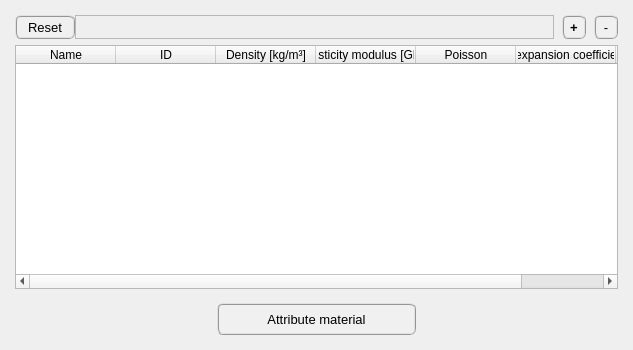
open-pulse/OpenPulse, file pulse/interface/ui_files/model/setup/general/material_input_widget.ui: the form before one commit.
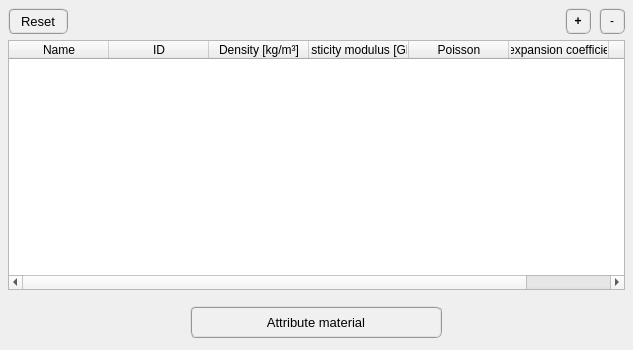
The form after the commit.

What changed in the file:
```diff
--- a/pulse/interface/ui_files/model/setup/general/material_input_widget.ui
+++ b/pulse/interface/ui_files/model/setup/general/material_input_widget.ui
@@ -14,8 +14,29 @@
    <string>Form</string>
   </property>
   <layout class="QGridLayout" name="gridLayout_4">
+   <property name="leftMargin">
+    <number>4</number>
+   </property>
+   <property name="topMargin">
+    <number>4</number>
+   </property>
+   <property name="rightMargin">
+    <number>4</number>
+   </property>
+   <property name="bottomMargin">
+    <number>4</number>
+   </property>
+   <property name="spacing">
+    <number>4</number>
+   </property>
    <item row="1" column="0">
     <widget class="QFrame" name="frame_3">
+     <property name="minimumSize">
+      <size>
+       <width>0</width>
+       <height>48</height>
+      </size>
+     </property>
      <property name="frameShape">
       <enum>QFrame::NoFrame</enum>
      </property>
@@ -39,16 +60,6 @@
        <number>4</number>
       </property>
       <item row="0" column="0">
-       <widget class="QFrame" name="frame_4">
-        <property name="frameShape">
-         <enum>QFrame::NoFrame</enum>
-        </property>
-        <property name="frameShadow">
-         <enum>QFrame::Raised</enum>
-        </property>
-       </widget>
-      </item>
-      <item row="0" column="1">
        <widget class="QPushButton" name="pushButton_attribute_material">
         <property name="minimumSize">
          <size>
@@ -66,7 +77,7 @@
          <font>
           <family>MS Shell Dlg 2</family>
           <pointsize>10</pointsize>
-          <weight>9</weight>
+          <weight>50</weight>
           <italic>false</italic>
           <bold>false</bold>
          </font>
@@ -75,25 +86,15 @@
          <string>&lt;html&gt;&lt;head/&gt;&lt;body&gt;&lt;p&gt;Confirm material attribution&lt;/p&gt;&lt;/body&gt;&lt;/html&gt;</string>
         </property>
         <property name="styleSheet">
-         <string notr="true">QPushButton{border-radius: 6px; border-color: rgb(150, 150, 150); border-style: ridge; border-width: 2px; color: rgb(0, 0, 0); background-color: rgb(240, 240, 240); font: 75 10pt &quot;MS Shell Dlg 2&quot;}
-QPushButton:hover{border-radius: 6px; border-color: rgb(0, 170, 255); border-style: ridge; border-width: 2px; color: rgb(0, 0, 0); background-color: rgba(174, 213, 255, 100); font: 75 10pt &quot;MS Shell Dlg 2&quot;}
-QPushButton:pressed{border-radius: 6px; border-color: rgb(0, 170, 255); border-style: ridge; border-width: 3px; color: rgb(0, 0, 0); background-color: rgb(174, 213, 255); font: 75 10pt &quot;MS Shell Dlg 2&quot;}</string>
+         <string notr="true">QPushButton{border-radius: 6px; border-color: rgb(150, 150, 150); border-style: ridge; border-width: 2px; color: rgb(0, 0, 0); background-color: rgb(240, 240, 240)}
+QPushButton:hover{border-radius: 6px; border-color: rgb(0, 170, 255); border-style: ridge; border-width: 2px; color: rgb(0, 0, 0); background-color: rgba(174, 213, 255, 100)}
+QPushButton:pressed{border-radius: 6px; border-color: rgb(0, 170, 255); border-style: ridge; border-width: 2px; color: rgb(0, 0, 0); background-color: rgb(174, 213, 255)}</string>
         </property>
         <property name="text">
          <string>Attribute material</string>
         </property>
        </widget>
       </item>
-      <item row="0" column="2">
-       <widget class="QFrame" name="frame_5">
-        <property name="frameShape">
-         <enum>QFrame::NoFrame</enum>
-        </property>
-        <property name="frameShadow">
-         <enum>QFrame::Raised</enum>
-        </property>
-       </widget>
-      </item>
      </layout>
     </widget>
    </item>
@@ -203,20 +204,20 @@
           <widget class="QPushButton" name="pushButton_remove_row">
            <property name="minimumSize">
             <size>
-             <width>24</width>
-             <height>24</height>
+             <width>26</width>
+             <height>26</height>
             </size>
            </property>
            <property name="maximumSize">
             <size>
-             <width>24</width>
-             <height>24</height>
+             <width>26</width>
+             <height>26</height>
             </size>
            </property>
            <property name="font">
             <font>
              <family>MS Shell Dlg 2</family>
-             <pointsize>10</pointsize>
+             <pointsize>9</pointsize>
              <weight>9</weight>
              <italic>false</italic>
              <bold>false</bold>
@@ -226,9 +227,9 @@
             <string>&lt;html&gt;&lt;head/&gt;&lt;body&gt;&lt;p&gt;&lt;span style=&quot; font-weight:400;&quot;&gt;Remove selected row&lt;/span&gt;&lt;/p&gt;&lt;/body&gt;&lt;/html&gt;</string>
            </property>
            <property name="styleSheet">
-            <string notr="true">QPushButton{border-radius: 6px; border-color: rgb(150, 150, 150); border-style: ridge; border-width: 2px; color: rgb(0, 0, 0); background-color: rgb(240, 240, 240); font: 75 10pt &quot;MS Shell Dlg 2&quot;}
-QPushButton:hover{border-radius: 6px; border-color: rgb(0, 170, 255); border-style: ridge; border-width: 2px; color: rgb(0, 0, 0); background-color: rgba(174, 213, 255, 100); font: 75 10pt &quot;MS Shell Dlg 2&quot;}
-QPushButton:pressed{border-radius: 6px; border-color: rgb(0, 170, 255); border-style: ridge; border-width: 3px; color: rgb(0, 0, 0); background-color: rgb(174, 213, 255); font: 75 10pt &quot;MS Shell Dlg 2&quot;}</string>
+            <string notr="true">QPushButton{border-radius: 6px; border-color: rgb(150, 150, 150); border-style: ridge; border-width: 2px; color: rgb(0, 0, 0); background-color: rgb(240, 240, 240)}
+QPushButton:hover{border-radius: 6px; border-color: rgb(0, 170, 255); border-style: ridge; border-width: 2px; color: rgb(0, 0, 0); background-color: rgba(174, 213, 255, 100)}
+QPushButton:pressed{border-radius: 6px; border-color: rgb(0, 170, 255); border-style: ridge; border-width: 2px; color: rgb(0, 0, 0); background-color: rgb(174, 213, 255)}</string>
            </property>
            <property name="text">
             <string>-</string>
@@ -239,20 +240,20 @@
           <widget class="QPushButton" name="pushButton_add_row">
            <property name="minimumSize">
             <size>
-             <width>24</width>
-             <height>24</height>
+             <width>26</width>
+             <height>26</height>
             </size>
            </property>
            <property name="maximumSize">
             <size>
-             <width>24</width>
-             <height>24</height>
+             <width>26</width>
+             <height>26</height>
             </size>
            </property>
            <property name="font">
             <font>
              <family>MS Shell Dlg 2</family>
-             <pointsize>10</pointsize>
+             <pointsize>9</pointsize>
              <weight>75</weight>
              <italic>false</italic>
              <bold>true</bold>
@@ -262,9 +263,9 @@
             <string>&lt;html&gt;&lt;head/&gt;&lt;body&gt;&lt;p&gt;&lt;span style=&quot; font-weight:400;&quot;&gt;Add row&lt;/span&gt;&lt;/p&gt;&lt;/body&gt;&lt;/html&gt;</string>
            </property>
            <property name="styleSheet">
-            <string notr="true">QPushButton{border-radius: 6px; border-color: rgb(150, 150, 150); border-style: ridge; border-width: 2px; color: rgb(0, 0, 0); background-color: rgb(240, 240, 240); font: 75 bold 10pt &quot;MS Shell Dlg 2&quot;}
-QPushButton:hover{border-radius: 6px; border-color: rgb(0, 170, 255); border-style: ridge; border-width: 2px; color: rgb(0, 0, 0); background-color: rgba(174, 213, 255, 100); font: 75 bold 10pt &quot;MS Shell Dlg 2&quot;}
-QPushButton:pressed{border-radius: 6px; border-color: rgb(0, 170, 255); border-style: ridge; border-width: 3px; color: rgb(0, 0, 0); background-color: rgb(174, 213, 255); font: 75 bold 10pt &quot;MS Shell Dlg 2&quot;}</string>
+            <string notr="true">QPushButton{border-radius: 6px; border-color: rgb(150, 150, 150); border-style: ridge; border-width: 2px; color: rgb(0, 0, 0); background-color: rgb(240, 240, 240)}
+QPushButton:hover{border-radius: 6px; border-color: rgb(0, 170, 255); border-style: ridge; border-width: 2px; color: rgb(0, 0, 0); background-color: rgba(174, 213, 255, 100)}
+QPushButton:pressed{border-radius: 6px; border-color: rgb(0, 170, 255); border-style: ridge; border-width: 2px; color: rgb(0, 0, 0); background-color: rgb(174, 213, 255)}</string>
            </property>
            <property name="text">
             <string>+</string>
@@ -300,20 +301,20 @@
               <property name="minimumSize">
                <size>
                 <width>60</width>
-                <height>24</height>
+                <height>26</height>
                </size>
               </property>
               <property name="maximumSize">
                <size>
                 <width>60</width>
-                <height>24</height>
+                <height>26</height>
                </size>
               </property>
               <property name="font">
                <font>
                 <family>MS Shell Dlg 2</family>
                 <pointsize>10</pointsize>
-                <weight>9</weight>
+                <weight>50</weight>
                 <italic>false</italic>
                 <bold>false</bold>
                </font>
@@ -322,9 +323,9 @@
                <string>&lt;html&gt;&lt;head/&gt;&lt;body&gt;&lt;p&gt;&lt;span style=&quot; font-weight:400;&quot;&gt;Reset to default material library&lt;/span&gt;&lt;/p&gt;&lt;/body&gt;&lt;/html&gt;</string>
               </property>
               <property name="styleSheet">
-               <string notr="true">QPushButton{border-radius: 6px; border-color: rgb(150, 150, 150); border-style: ridge; border-width: 2px; color: rgb(0, 0, 0); background-color: rgb(240, 240, 240); font: 75 10pt &quot;MS Shell Dlg 2&quot;}
-QPushButton:hover{border-radius: 6px; border-color: rgb(0, 170, 255); border-style: ridge; border-width: 2px; color: rgb(0, 0, 0); background-color: rgba(174, 213, 255, 100); font: 75 10pt &quot;MS Shell Dlg 2&quot;}
-QPushButton:pressed{border-radius: 6px; border-color: rgb(0, 170, 255); border-style: ridge; border-width: 3px; color: rgb(0, 0, 0); background-color: rgb(174, 213, 255); font: 75 10pt &quot;MS Shell Dlg 2&quot;}</string>
+               <string notr="true">QPushButton{border-radius: 6px; border-color: rgb(150, 150, 150); border-style: ridge; border-width: 2px; color: rgb(0, 0, 0); background-color: rgb(240, 240, 240)}
+QPushButton:hover{border-radius: 6px; border-color: rgb(0, 170, 255); border-style: ridge; border-width: 2px; color: rgb(0, 0, 0); background-color: rgba(174, 213, 255, 100)}
+QPushButton:pressed{border-radius: 6px; border-color: rgb(0, 170, 255); border-style: ridge; border-width: 2px; color: rgb(0, 0, 0); background-color: rgb(174, 213, 255)}</string>
               </property>
               <property name="text">
                <string>Reset</string>
@@ -332,14 +333,17 @@
              </widget>
             </item>
             <item row="0" column="1">
-             <widget class="QFrame" name="frame">
-              <property name="frameShape">
-               <enum>QFrame::StyledPanel</enum>
+             <spacer name="horizontalSpacer">
+              <property name="orientation">
+               <enum>Qt::Horizontal</enum>
               </property>
-              <property name="frameShadow">
-               <enum>QFrame::Raised</enum>
+              <property name="sizeHint" stdset="0">
+               <size>
+                <width>40</width>
+                <height>20</height>
+               </size>
               </property>
-             </widget>
+             </spacer>
             </item>
            </layout>
           </widget>
```
